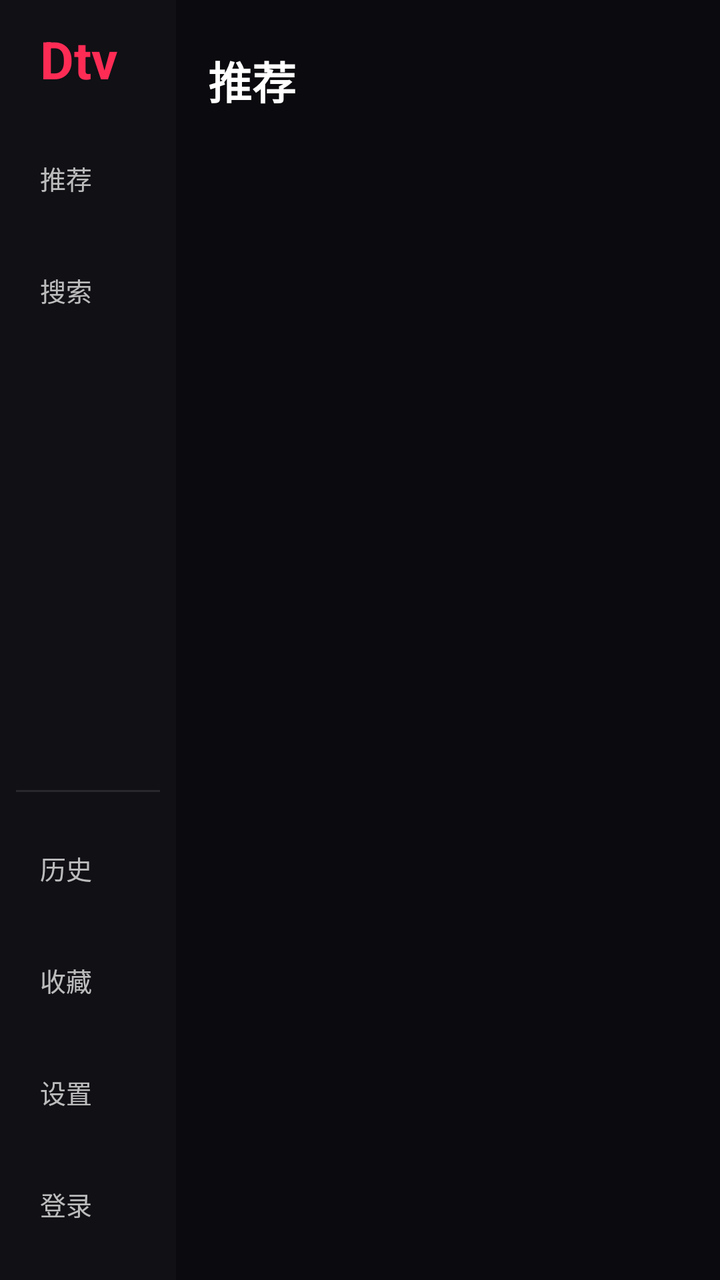
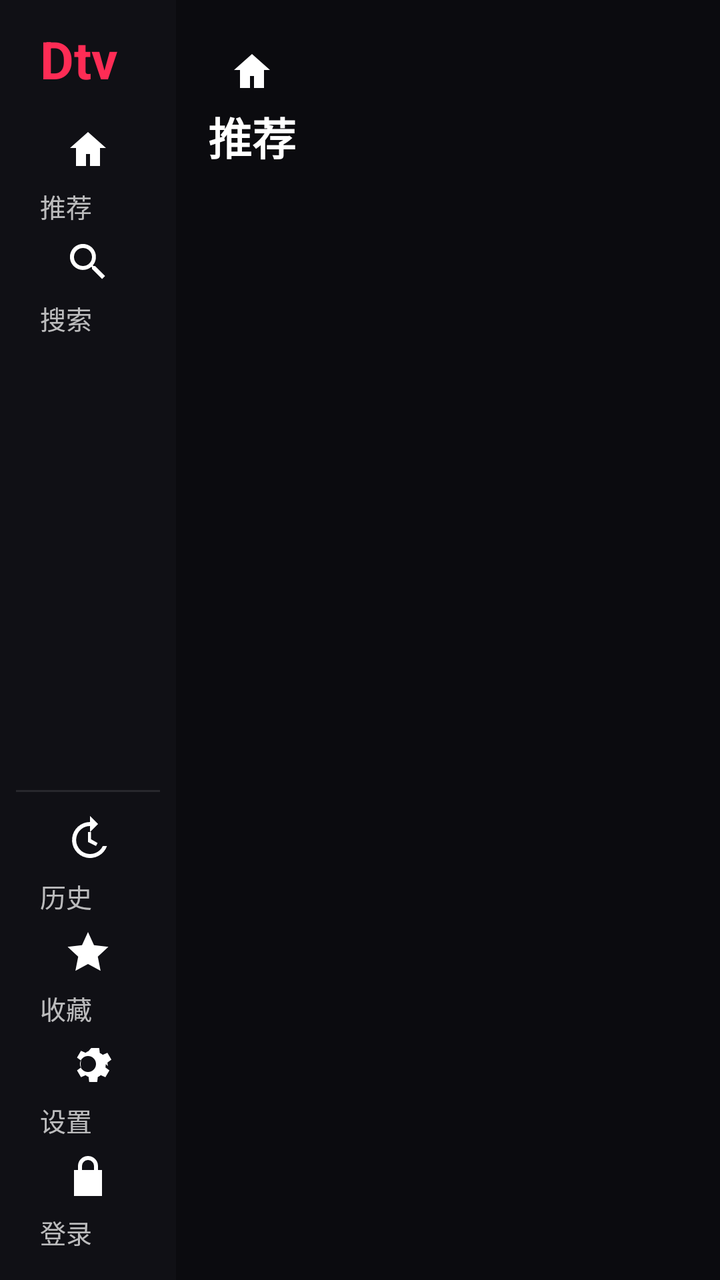

The first picture is an Android layout as it rendered before a commit; the second is the same layout after the commit. The layout source and the unified diff follow.
<!-- AndroidManifest.xml: application theme AppTheme -->
<!-- res/layout/activity_main.xml -->
<?xml version="1.0" encoding="utf-8"?>
<LinearLayout xmlns:android="http://schemas.android.com/apk/res/android"
    android:layout_width="match_parent"
    android:layout_height="match_parent"
    android:background="@color/bg_root"
    android:orientation="horizontal">

    
    <LinearLayout
        android:id="@+id/sidebar"
        android:layout_width="@dimen/tv_nav_width"
        android:layout_height="match_parent"
        android:background="@color/bg_nav"
        android:orientation="vertical"
        android:paddingLeft="@dimen/tv_nav_padding_h"
        android:paddingRight="@dimen/tv_nav_padding_h"
        android:paddingTop="@dimen/tv_nav_padding_v"
        android:paddingBottom="@dimen/tv_nav_padding_v">

        <TextView
            android:layout_width="wrap_content"
            android:layout_height="wrap_content"
            android:layout_marginLeft="@dimen/space_m"
            android:layout_marginBottom="@dimen/space_m"
            android:text="Dtv"
            android:textColor="@color/brand"
            android:textSize="@dimen/tv_nav_logo_size"
            android:textStyle="bold" />

        
        <TextView
            android:id="@+id/navRecommend"
            android:layout_width="match_parent"
            android:layout_height="@dimen/tv_nav_item_height"
            android:layout_marginTop="@dimen/tv_nav_item_margin_v"
            android:background="@drawable/nav_item_bg"
            android:focusable="true"
            android:focusableInTouchMode="true"
            android:gravity="center_vertical"
            android:paddingLeft="@dimen/space_m"
            android:paddingRight="@dimen/space_m"
            android:text="推荐"
            android:textColor="@color/text_state"
            android:textSize="@dimen/tv_nav_text_size" />

        <TextView
            android:id="@+id/navSearch"
            android:layout_width="match_parent"
            android:layout_height="@dimen/tv_nav_item_height"
            android:layout_marginTop="@dimen/tv_nav_item_margin_v"
            android:background="@drawable/nav_item_bg"
            android:focusable="true"
            android:focusableInTouchMode="true"
            android:gravity="center_vertical"
            android:paddingLeft="@dimen/space_m"
            android:paddingRight="@dimen/space_m"
            android:text="搜索"
            android:textColor="@color/text_state"
            android:textSize="@dimen/tv_nav_text_size" />

        <View
            android:layout_width="1dp"
            android:layout_height="0dp"
            android:layout_weight="1" />

        <View
            android:layout_width="match_parent"
            android:layout_height="1dp"
            android:layout_marginBottom="@dimen/space_m"
            android:background="@color/divider" />

        
        <TextView
            android:id="@+id/navHistory"
            android:layout_width="match_parent"
            android:layout_height="@dimen/tv_nav_item_height"
            android:layout_marginBottom="@dimen/tv_nav_item_margin_v"
            android:background="@drawable/nav_item_bg"
            android:focusable="true"
            android:focusableInTouchMode="true"
            android:gravity="center_vertical"
            android:paddingLeft="@dimen/space_m"
            android:paddingRight="@dimen/space_m"
            android:text="历史"
            android:textColor="@color/text_state"
            android:textSize="@dimen/tv_nav_text_size" />

        <TextView
            android:id="@+id/navCollect"
            android:layout_width="match_parent"
            android:layout_height="@dimen/tv_nav_item_height"
            android:layout_marginBottom="@dimen/tv_nav_item_margin_v"
            android:background="@drawable/nav_item_bg"
            android:focusable="true"
            android:focusableInTouchMode="true"
            android:gravity="center_vertical"
            android:paddingLeft="@dimen/space_m"
            android:paddingRight="@dimen/space_m"
            android:text="收藏"
            android:textColor="@color/text_state"
            android:textSize="@dimen/tv_nav_text_size" />

        <TextView
            android:id="@+id/navSettings"
            android:layout_width="match_parent"
            android:layout_height="@dimen/tv_nav_item_height"
            android:layout_marginBottom="@dimen/tv_nav_item_margin_v"
            android:background="@drawable/nav_item_bg"
            android:focusable="true"
            android:focusableInTouchMode="true"
            android:gravity="center_vertical"
            android:paddingLeft="@dimen/space_m"
            android:paddingRight="@dimen/space_m"
            android:text="设置"
            android:textColor="@color/text_state"
            android:textSize="@dimen/tv_nav_text_size" />

        <TextView
            android:id="@+id/navLogin"
            android:layout_width="match_parent"
            android:layout_height="@dimen/tv_nav_item_height"
            android:background="@drawable/nav_item_bg"
            android:focusable="true"
            android:focusableInTouchMode="true"
            android:gravity="center_vertical"
            android:paddingLeft="@dimen/space_m"
            android:paddingRight="@dimen/space_m"
            android:text="登录"
            android:textColor="@color/text_state"
            android:textSize="@dimen/tv_nav_text_size" />
    </LinearLayout>

    
    <LinearLayout
        android:layout_width="0dp"
        android:layout_height="match_parent"
        android:layout_weight="1"
        android:orientation="vertical">

        
        <LinearLayout
            android:layout_width="match_parent"
            android:layout_height="wrap_content"
            android:gravity="center_vertical"
            android:orientation="horizontal"
            android:paddingLeft="@dimen/tv_content_padding"
            android:paddingRight="@dimen/tv_content_padding"
            android:paddingTop="@dimen/space_xl"
            android:paddingBottom="@dimen/space_m">

            <TextView
                android:id="@+id/tvSectionTitle"
                android:layout_width="wrap_content"
                android:layout_height="wrap_content"
                android:text="推荐"
                android:textColor="@color/text_primary"
                android:textSize="@dimen/tv_section_title_size"
                android:textStyle="bold" />

            <TextView
                android:id="@+id/tvCount"
                android:layout_width="wrap_content"
                android:layout_height="wrap_content"
                android:layout_marginLeft="@dimen/space_m"
                android:textColor="@color/text_tertiary"
                android:textSize="@dimen/text_caption" />

            <View
                android:layout_width="0dp"
                android:layout_height="1dp"
                android:layout_weight="1" />

            <TextView
                android:id="@+id/tvHint"
                android:layout_width="wrap_content"
                android:layout_height="wrap_content"
                android:gravity="right"
                android:textColor="@color/text_tertiary"
                android:textSize="@dimen/text_caption" />
        </LinearLayout>

        
        <HorizontalScrollView
            android:id="@+id/tabScroll"
            android:layout_width="match_parent"
            android:layout_height="wrap_content"
            android:paddingLeft="@dimen/tv_content_padding"
            android:paddingRight="@dimen/tv_content_padding"
            android:scrollbars="none">

            <LinearLayout
                android:id="@+id/tabContainer"
                android:layout_width="wrap_content"
                android:layout_height="wrap_content"
                android:orientation="horizontal" />
        </HorizontalScrollView>

        
        <FrameLayout
            android:layout_width="match_parent"
            android:layout_height="0dp"
            android:layout_weight="1"
            android:paddingLeft="@dimen/tv_content_padding"
            android:paddingRight="@dimen/tv_content_padding"
            android:paddingBottom="@dimen/tv_content_padding">

            <androidx.recyclerview.widget.RecyclerView
                android:id="@+id/gridView"
                android:layout_width="match_parent"
                android:layout_height="match_parent"
                android:clipToPadding="false"
                android:paddingTop="@dimen/space_m"
                android:paddingBottom="@dimen/infobar_height"
                android:scrollbars="none" />

              
              <LinearLayout
                  android:id="@+id/infobar"
                  android:visibility="gone"
                  android:layout_width="match_parent"
                  android:layout_height="@dimen/infobar_height"
                  android:layout_gravity="bottom"
                  android:background="@color/scrim_panel"
                  android:gravity="center_vertical"
                  android:orientation="horizontal"
                  android:paddingLeft="@dimen/space_m"
                  android:paddingRight="@dimen/space_m">

                  <TextView
                      android:id="@+id/tvInfoTitle"
                      android:layout_width="0dp"
                      android:layout_height="wrap_content"
                      android:layout_weight="1"
                      android:ellipsize="end"
                      android:maxLines="1"
                      android:textColor="@color/text_primary"
                      android:textSize="@dimen/infobar_title_size" />

                  <TextView
                      android:id="@+id/tvInfoMeta"
                      android:layout_width="wrap_content"
                      android:layout_height="wrap_content"
                      android:layout_marginLeft="@dimen/space_m"
                      android:ellipsize="end"
                      android:maxLines="1"
                      android:textColor="@color/text_secondary"
                      android:textSize="@dimen/infobar_meta_size" />
              </LinearLayout>

            
            <LinearLayout
                android:id="@+id/placeholder"
                android:layout_width="match_parent"
                android:layout_height="match_parent"
                android:gravity="center"
                android:orientation="vertical"
                android:visibility="gone">

                <ProgressBar
                    android:id="@+id/pbLoading"
                    android:layout_width="@dimen/tv_placeholder_icon"
                    android:layout_height="@dimen/tv_placeholder_icon"
                    android:visibility="gone" />

                <TextView
                    android:id="@+id/tvPlaceholder"
                    android:layout_width="wrap_content"
                    android:layout_height="wrap_content"
                    android:layout_marginTop="@dimen/space_m"
                    android:gravity="center"
                    android:lineSpacingExtra="6dp"
                    android:textColor="@color/text_secondary"
                    android:textSize="@dimen/tv_placeholder_text" />

                <TextView
                    android:id="@+id/btnRetry"
                    android:layout_width="wrap_content"
                    android:layout_height="@dimen/tv_btn_height"
                    android:layout_marginTop="@dimen/tv_placeholder_btn_gap"
                    android:background="@drawable/focus_chip"
                    android:focusable="true"
                    android:focusableInTouchMode="true"
                    android:gravity="center"
                    android:minWidth="@dimen/tv_btn_min_width"
                    android:paddingLeft="@dimen/tv_btn_padding_h"
                    android:paddingRight="@dimen/tv_btn_padding_h"
                    android:text="重试"
                    android:textColor="@color/btn_text"
                    android:textSize="@dimen/tv_btn_text_size"
                    android:visibility="gone" />
            </LinearLayout>
        </FrameLayout>
    </LinearLayout>
</LinearLayout>
<!-- resources referenced by this layout -->
<resources>
  <color name="bg_nav">#FF101015</color>
  <color name="bg_root">#FF0B0B0F</color>
  <color name="brand">#FFFE2C55</color>
  <color name="divider">#1AFFFFFF</color>
  <color name="scrim_panel">#E61A1A22</color>
  <color name="text_primary">#FFFFFFFF</color>
  <color name="text_tertiary">#7AFFFFFF</color>
  <dimen name="infobar_height">52dp</dimen>
  <dimen name="infobar_meta_size">14sp</dimen>
  <dimen name="infobar_title_size">18sp</dimen>
  <dimen name="space_m">12dp</dimen>
  <dimen name="space_xl">24dp</dimen>
  <dimen name="text_caption">14sp</dimen>
  <dimen name="tv_btn_height">46dp</dimen>
  <dimen name="tv_btn_min_width">120dp</dimen>
  <dimen name="tv_btn_padding_h">24dp</dimen>
  <dimen name="tv_btn_text_size">18sp</dimen>
  <dimen name="tv_content_padding">16dp</dimen>
  <dimen name="tv_nav_item_height">52dp</dimen>
  <dimen name="tv_nav_logo_size">26dp</dimen>
  <dimen name="tv_nav_padding_h">8dp</dimen>
  <dimen name="tv_nav_padding_v">12dp</dimen>
  <dimen name="tv_nav_text_size">13sp</dimen>
  <dimen name="tv_nav_width">88dp</dimen>
  <dimen name="radius_m">10dp</dimen>
  <color name="bg_chip">#FF23232C</color>
  <color name="bg_surface_hi">#FF1F1F28</color>
  <dimen name="focus_stroke_width">2dp</dimen>
  <color name="focus_stroke">#FFFE2C55</color>
  <color name="brand_tint">#14FE2C55</color>
  <!-- unchanged entries left out for length: 9 -->
</resources>

<!-- the commit's change to res/layout/activity_main.xml (unified diff, before → after) -->
@@ -39,7 +39,9 @@
             android:gravity="center_vertical"
             android:paddingLeft="@dimen/space_m"
             android:paddingRight="@dimen/space_m"
-            android:text="推荐"
+            android:drawableTop="@drawable/ic_nav_recommend"
+        android:drawablePadding="@dimen/space_xs"
+        android:text="推荐"
             android:textColor="@color/text_state"
             android:textSize="@dimen/tv_nav_text_size" />
 
@@ -54,7 +56,9 @@
             android:gravity="center_vertical"
             android:paddingLeft="@dimen/space_m"
             android:paddingRight="@dimen/space_m"
-            android:text="搜索"
+            android:drawableTop="@drawable/ic_nav_search"
+        android:drawablePadding="@dimen/space_xs"
+        android:text="搜索"
             android:textColor="@color/text_state"
             android:textSize="@dimen/tv_nav_text_size" />
 
@@ -81,7 +85,9 @@
             android:gravity="center_vertical"
             android:paddingLeft="@dimen/space_m"
             android:paddingRight="@dimen/space_m"
-            android:text="历史"
+            android:drawableTop="@drawable/ic_nav_history"
+        android:drawablePadding="@dimen/space_xs"
+        android:text="历史"
             android:textColor="@color/text_state"
             android:textSize="@dimen/tv_nav_text_size" />
 
@@ -96,7 +102,9 @@
             android:gravity="center_vertical"
             android:paddingLeft="@dimen/space_m"
             android:paddingRight="@dimen/space_m"
-            android:text="收藏"
+            android:drawableTop="@drawable/ic_nav_collect"
+        android:drawablePadding="@dimen/space_xs"
+        android:text="收藏"
             android:textColor="@color/text_state"
             android:textSize="@dimen/tv_nav_text_size" />
 
@@ -111,7 +119,9 @@
             android:gravity="center_vertical"
             android:paddingLeft="@dimen/space_m"
             android:paddingRight="@dimen/space_m"
-            android:text="设置"
+            android:drawableTop="@drawable/ic_nav_settings"
+        android:drawablePadding="@dimen/space_xs"
+        android:text="设置"
             android:textColor="@color/text_state"
             android:textSize="@dimen/tv_nav_text_size" />
 
@@ -125,7 +135,9 @@
             android:gravity="center_vertical"
             android:paddingLeft="@dimen/space_m"
             android:paddingRight="@dimen/space_m"
-            android:text="登录"
+            android:drawableTop="@drawable/ic_nav_login"
+        android:drawablePadding="@dimen/space_xs"
+        android:text="登录"
             android:textColor="@color/text_state"
             android:textSize="@dimen/tv_nav_text_size" />
     </LinearLayout>
@@ -152,7 +164,9 @@
                 android:id="@+id/tvSectionTitle"
                 android:layout_width="wrap_content"
                 android:layout_height="wrap_content"
-                android:text="推荐"
+                android:drawableTop="@drawable/ic_nav_recommend"
+        android:drawablePadding="@dimen/space_xs"
+        android:text="推荐"
                 android:textColor="@color/text_primary"
                 android:textSize="@dimen/tv_section_title_size"
                 android:textStyle="bold" />
<!-- resource entries referenced after the edit -->
@@ -12,6 +12,7 @@
   <dimen name="infobar_title_size">18sp</dimen>
   <dimen name="space_m">12dp</dimen>
   <dimen name="space_xl">24dp</dimen>
+  <dimen name="space_xs">4dp</dimen>
   <dimen name="text_caption">14sp</dimen>
   <dimen name="tv_btn_height">46dp</dimen>
   <dimen name="tv_btn_min_width">120dp</dimen>
@@ -24,6 +25,48 @@
   <dimen name="tv_nav_padding_v">12dp</dimen>
   <dimen name="tv_nav_text_size">13sp</dimen>
   <dimen name="tv_nav_width">88dp</dimen>
+  <!-- drawable ic_nav_collect (drawable) -->
+  <?xml version="1.0" encoding="utf-8"?>
+  <vector xmlns:android="http://schemas.android.com/apk/res/android"
+      android:width="24dp" android:height="24dp"
+      android:viewportWidth="24" android:viewportHeight="24">
+      <path android:fillColor="#FFFFFFFF" android:pathData="M12 2l3 6.6 7.2.8-5.3 4.9 1.4 7.1L12 18l-6.3 3.4 1.4-7.1L1.8 9.4 9 8.6z" />
+  </vector>
+  <!-- drawable ic_nav_history (drawable) -->
+  <?xml version="1.0" encoding="utf-8"?>
+  <vector xmlns:android="http://schemas.android.com/apk/res/android"
+      android:width="24dp" android:height="24dp"
+      android:viewportWidth="24" android:viewportHeight="24">
+      <path android:fillColor="#FFFFFFFF" android:pathData="M13 3a9 9 0 1 0 8.5 12h-2.1A7 7 0 1 1 13 5v3l4-4-4-4zm-1 5v5l4 2 .8-1.5-3.3-1.9V8z" />
+  </vector>
+  <!-- drawable ic_nav_login (drawable) -->
+  <?xml version="1.0" encoding="utf-8"?>
+  <vector xmlns:android="http://schemas.android.com/apk/res/android"
+      android:width="24dp" android:height="24dp"
+      android:viewportWidth="24" android:viewportHeight="24">
+      <path android:fillColor="#FFFFFFFF" android:pathData="M12 2a5 5 0 0 0-5 5v2H5v13h14V9h-2V7a5 5 0 0 0-5-5zm-3 7V7a3 3 0 1 1 6 0v2z" />
+  </vector>
+  <!-- drawable ic_nav_recommend (drawable) -->
+  <?xml version="1.0" encoding="utf-8"?>
+  <vector xmlns:android="http://schemas.android.com/apk/res/android"
+      android:width="24dp" android:height="24dp"
+      android:viewportWidth="24" android:viewportHeight="24">
+      <path android:fillColor="#FFFFFFFF" android:pathData="M12 3l9 8h-3v9h-5v-6h-2v6H6v-9H3z" />
+  </vector>
+  <!-- drawable ic_nav_search (drawable) -->
+  <?xml version="1.0" encoding="utf-8"?>
+  <vector xmlns:android="http://schemas.android.com/apk/res/android"
+      android:width="24dp" android:height="24dp"
+      android:viewportWidth="24" android:viewportHeight="24">
+      <path android:fillColor="#FFFFFFFF" android:pathData="M15.5 14h-.8l-.3-.3a6.5 6.5 0 1 0-.7.7l.3.3v.8l5 5 1.5-1.5-5-5zm-6 0a4.5 4.5 0 1 1 0-9 4.5 4.5 0 0 1 0 9z" />
+  </vector>
+  <!-- drawable ic_nav_settings (drawable) -->
+  <?xml version="1.0" encoding="utf-8"?>
+  <vector xmlns:android="http://schemas.android.com/apk/res/android"
+      android:width="24dp" android:height="24dp"
+      android:viewportWidth="24" android:viewportHeight="24">
+      <path android:fillColor="#FFFFFFFF" android:pathData="M12 8a4 4 0 1 0 0 8 4 4 0 0 0 0-8zm8.9 4c0 .6-.1 1.2-.2 1.7l2 1.5-2 3.4-2.3-1a7 7 0 0 1-1.5.9l-.3 2.5h-4l-.3-2.5a7 7 0 0 1-1.5-.9l-2.3 1-2-3.4 2-1.5a8 8 0 0 1 0-3.4l-2-1.5 2-3.4 2.3 1a7 7 0 0 1 1.5-.9L13.6 4h4l.3 2.5a7 7 0 0 1 1.5.9l2.3-1 2 3.4-2 1.5c.1.5.2 1.1.2 1.7z" />
+  </vector>
   <dimen name="radius_m">10dp</dimen>
   <color name="bg_chip">#FF23232C</color>
   <color name="bg_surface_hi">#FF1F1F28</color>
